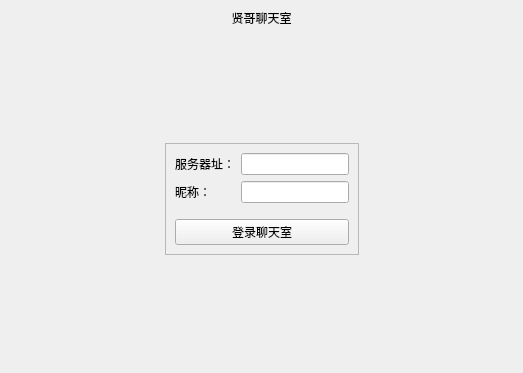
Above: Lab7/ChatClient/mainwindow.ui from wohaoleiaaa/qt before the change. Below: the same form after it.
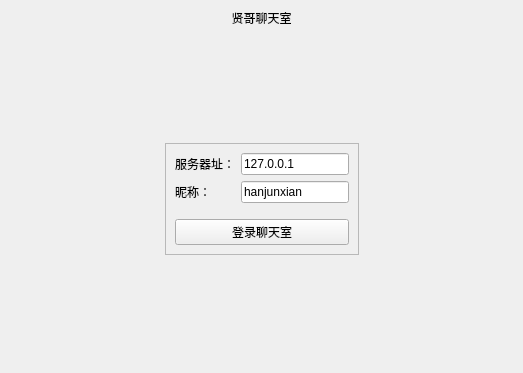
That is the form after the change. The open tabs and pages were chosen to show the change.

```diff
--- a/Lab7/ChatClient/mainwindow.ui
+++ b/Lab7/ChatClient/mainwindow.ui
@@ -109,10 +109,18 @@
               </widget>
              </item>
              <item row="1" column="1">
-              <widget class="QLineEdit" name="usernameEdit"/>
+              <widget class="QLineEdit" name="usernameEdit">
+               <property name="text">
+                <string>hanjunxian</string>
+               </property>
+              </widget>
              </item>
              <item row="0" column="1">
-              <widget class="QLineEdit" name="serverEdit"/>
+              <widget class="QLineEdit" name="serverEdit">
+               <property name="text">
+                <string>127.0.0.1</string>
+               </property>
+              </widget>
              </item>
             </layout>
            </item>
```
Left out of the diff: 2 changed lines with no effect on the pictures.
